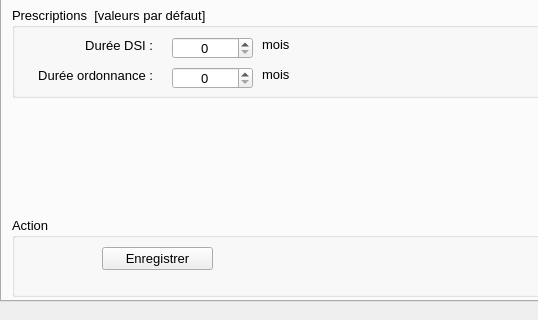
This is Prescription/mainwindow.ui in pfrederic/prescription as Qt 5 draws it before an edit; both pictures show x 0 to 538 and y 130 to 450 of the 700 by 450 pixel window. The edited form follows.
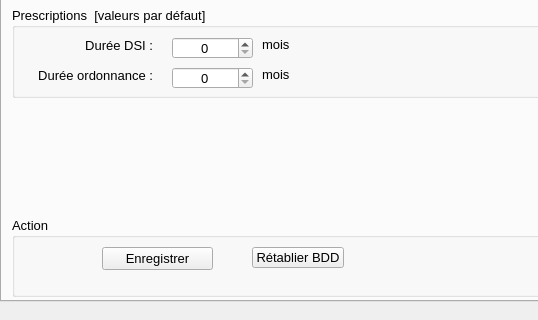
This is the edited form. The open tabs and pages were chosen to show the change.

```diff
--- a/Prescription/mainwindow.ui
+++ b/Prescription/mainwindow.ui
@@ -1336,6 +1336,19 @@
         <string>Enregistrer</string>
        </property>
       </widget>
+      <widget class="QPushButton" name="pushButtonValeurParDefaut">
+       <property name="geometry">
+        <rect>
+         <x>240</x>
+         <y>30</y>
+         <width>92</width>
+         <height>21</height>
+        </rect>
+       </property>
+       <property name="text">
+        <string>Rétablier BDD</string>
+       </property>
+      </widget>
      </widget>
     </widget>
    </widget>
```
Left out of the diff: 8 changed lines with no effect on the pictures.
